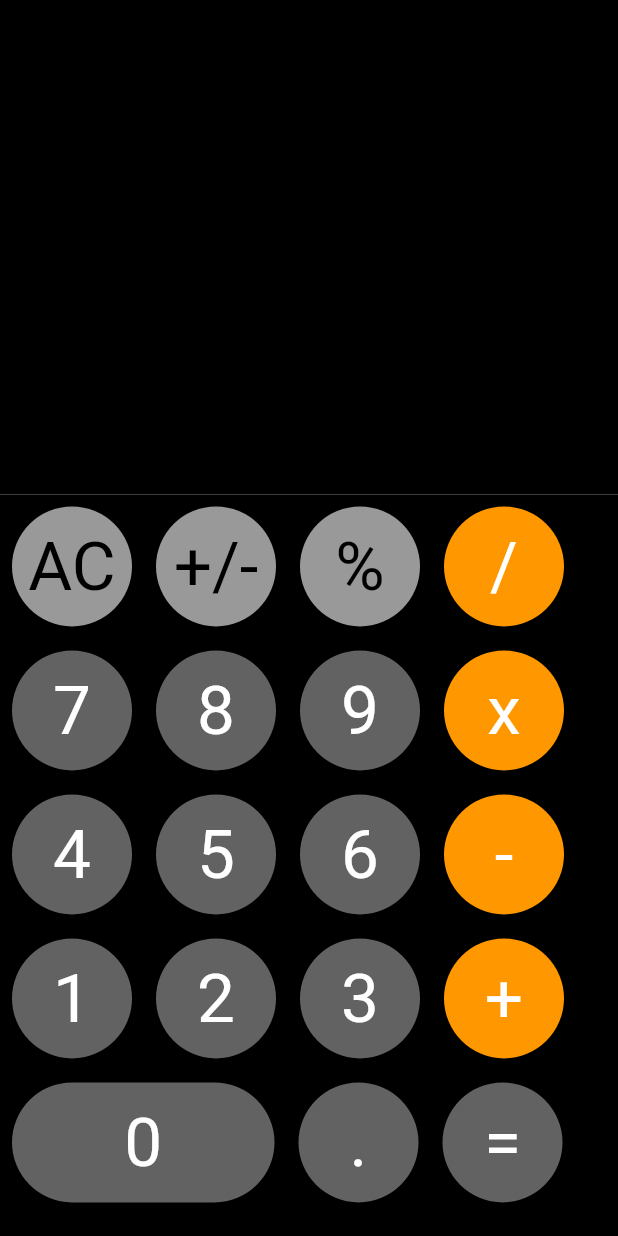
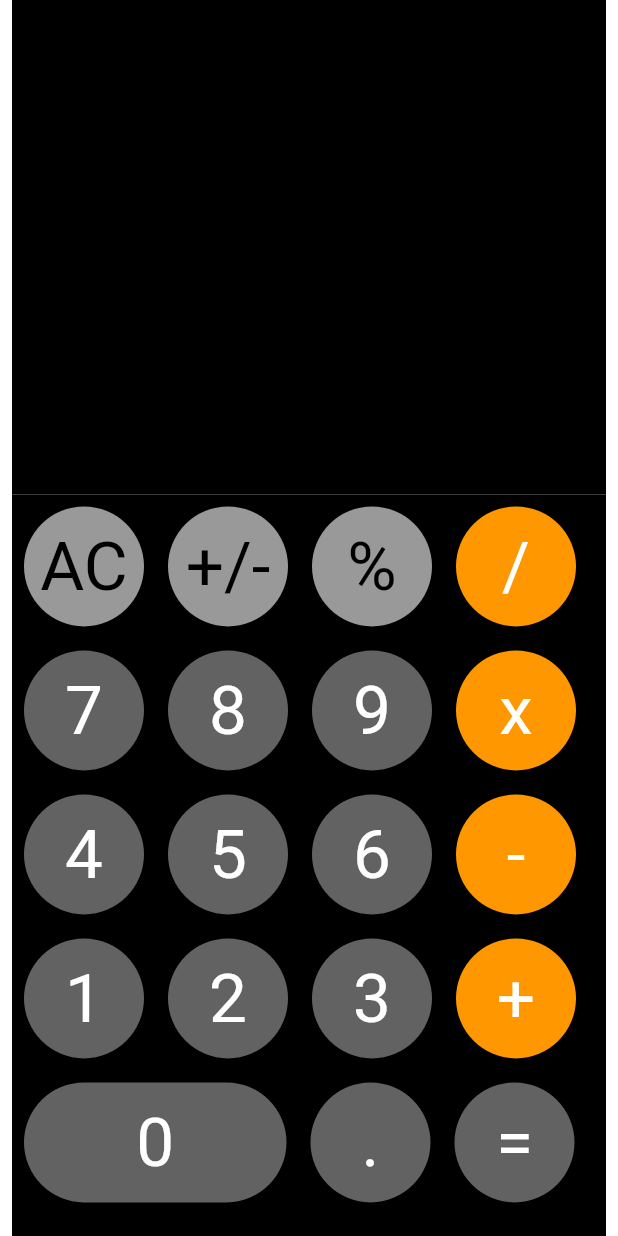
Before and after one commit to Lingeshwaran78/Simple-Calculator, a Flutter app: the screen it shows after launch, on a phone screen of 412 x 824 dp. Run offline on Flutter 3.47's test engine with Material 2 defaults, Android fonts, the phone set to English and light mode, and no system bars.

Commit message:
local commit

```diff
--- a/lib/main.dart
+++ b/lib/main.dart
@@ -16,7 +16,9 @@ class _MyAppState extends State<MyApp> {
   Widget build(BuildContext context) {
     return Scaffold(
       backgroundColor: Colors.white,
-      body: Column(
+      body: Padding(
+        padding: const EdgeInsets.symmetric(horizontal: 8.0),
+        child: Column(
           children: [
             Expanded(
                 flex: 2,
@@ -25,7 +27,7 @@ class _MyAppState extends State<MyApp> {
                   color: Colors.black,
                   child: Text(
                     text,
-                  style: TextStyle(color: Colors.white, fontSize: 100),
+                    style: const TextStyle(color: Colors.white, fontSize: 100),
                   ),
                 )),
             Expanded(
@@ -79,6 +81,7 @@ class _MyAppState extends State<MyApp> {
                   ]),
                 ))
           ],
+        ),
       ),
     );
   }
```
Also changed, not shown: pubspec.lock, 1 other file. Lines whose indentation alone changed are shown as unchanged.
